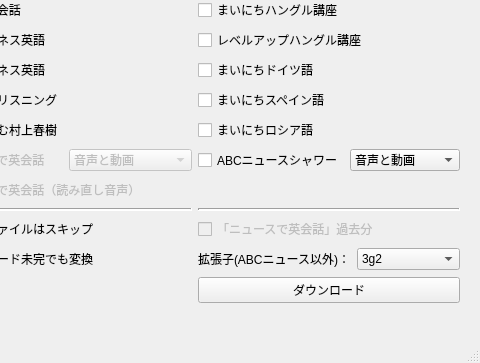
This is mainwindow.ui in CSReviser/CaptureStream as Qt 5 draws it before an edit; both pictures show x 90 to 570 and y 142 to 505 of the 570 by 505 pixel window. The edited form follows.
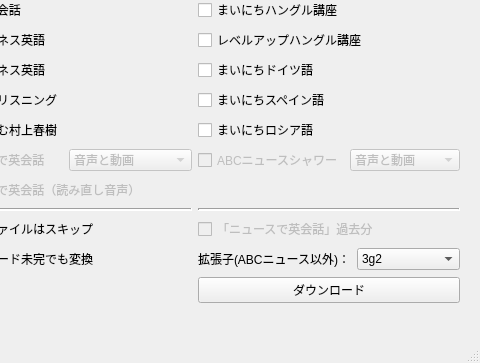
This is the edited form.

Commit message: ABCニュースシャワーを無効化

The edit to the form file:
```diff
--- a/mainwindow.ui
+++ b/mainwindow.ui
@@ -109,6 +109,9 @@
       <layout class="QHBoxLayout" name="horizontalLayout_12">
        <item>
         <widget class="QCheckBox" name="checkBox_shower">
+         <property name="enabled">
+          <bool>false</bool>
+         </property>
          <property name="text">
           <string>ABCニュースシャワー</string>
          </property>
@@ -116,6 +119,9 @@
        </item>
        <item>
         <widget class="QComboBox" name="comboBox_shower">
+         <property name="enabled">
+          <bool>false</bool>
+         </property>
          <property name="frame">
           <bool>true</bool>
          </property>
```
The commit also changes 1 other file.
